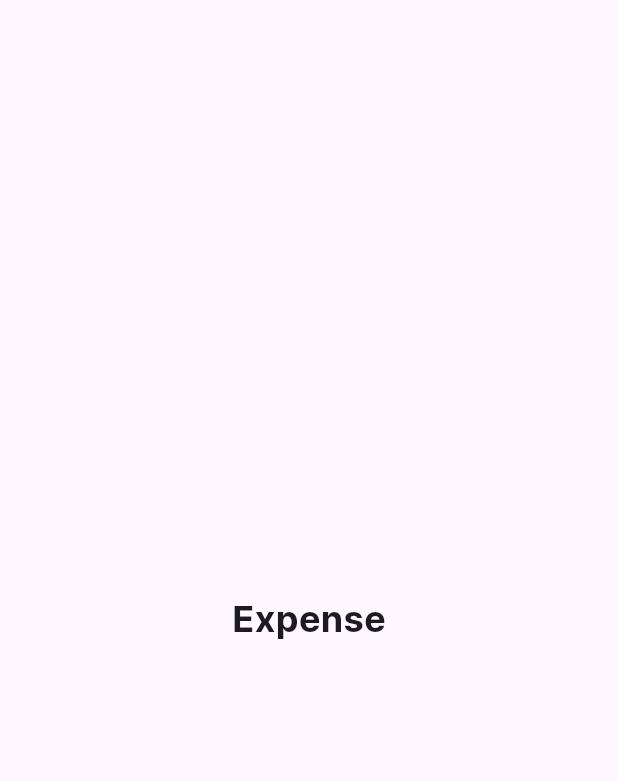
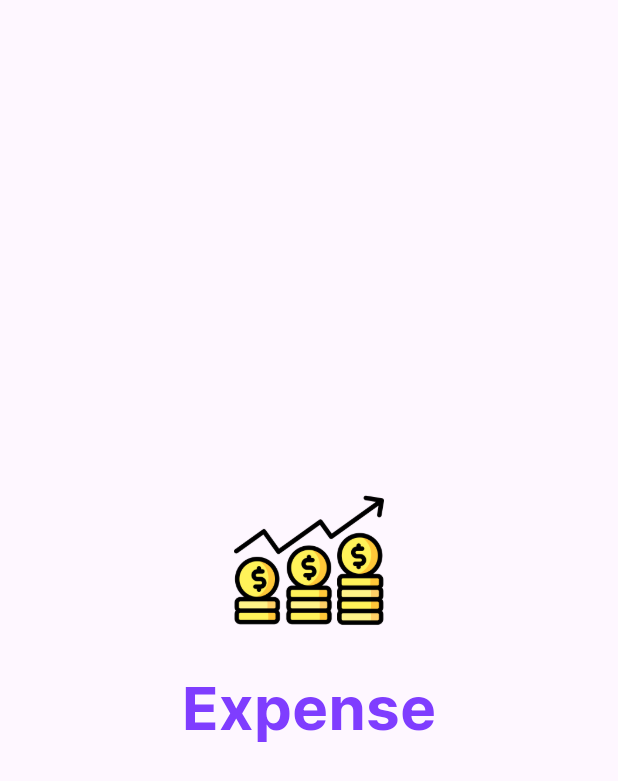
Before and after one commit to Sanjaya-Danushka/Expense, a Flutter app: the screen it shows after launch, on a phone screen of 412 x 824 dp. Shown: the top 781 px of the screen. Run offline on Flutter 3.47's test engine with Material 3 defaults, Android fonts, the light colour scheme and no system bars.

Commit message:
onboardng_page

```diff
--- /dev/null
+++ b/lib/constants/constants.dart
@@ -0,0 +1 @@
+const double kDefaultPadding = 15.0;
--- a/lib/main.dart
+++ b/lib/main.dart
@@ -1,4 +1,5 @@
 import 'package:flutter/material.dart';
+import 'package:projectzero/screens/onboarding_screens.dart';
 
 void main() {
   runApp(const MyApp());
@@ -13,14 +14,7 @@ class MyApp extends StatelessWidget {
       debugShowCheckedModeBanner: false,
       title: 'Expense',
       theme: ThemeData(fontFamily: 'Inter', primarySwatch: Colors.blue),
-      home: const Scaffold(
-        body: Center(
-          child: Text(
-            'Expense',
-            style: TextStyle(fontSize: 24, fontWeight: FontWeight.bold),
-          ),
-        ),
-      ),
+      home: const OnboardingScreens(),
     );
   }
 }
--- /dev/null
+++ b/lib/screens/onbarding/front_page.dart
@@ -0,0 +1,29 @@
+import 'package:flutter/material.dart';
+import 'package:projectzero/constants/colors.dart';
+
+class FrontPage extends StatelessWidget {
+  const FrontPage({super.key});
+
+  @override
+  Widget build(BuildContext context) {
+    return Column(
+      mainAxisAlignment: MainAxisAlignment.center,
+      children: [
+        //image
+        Image.asset('assets/images/logo.png', width: 100, fit: BoxFit.cover),
+        //title
+        SizedBox(height: 20),
+        Center(
+          child: Text(
+            'Expense',
+            style: TextStyle(
+              fontSize: 40,
+              fontWeight: FontWeight.bold,
+              color: kMainColor,
+            ),
+          ),
+        ),
+      ],
+    );
+  }
+}
--- /dev/null
+++ b/lib/screens/onboarding_screens.dart
@@ -0,0 +1,40 @@
+import 'package:flutter/material.dart';
+import 'package:projectzero/screens/onbarding/front_page.dart';
+
+class OnboardingScreens extends StatefulWidget {
+  const OnboardingScreens({super.key});
+
+  @override
+  State<OnboardingScreens> createState() => _OnboardingScreensState();
+}
+
+class _OnboardingScreensState extends State<OnboardingScreens> {
+  @override
+  Widget build(BuildContext context) {
+    return Scaffold(
+      body: Column(
+        //mainAxisAlignment: MainAxisAlignment.center,
+        children: [
+          Expanded(
+            child: Stack(
+              children: [
+                //onbarding screes
+                PageView(
+                  children: [
+                    FrontPage(),
+                    Container(color: Colors.red),
+                    Container(color: Colors.green),
+                    Container(color: Colors.blue),
+                    Container(color: Colors.yellow),
+                  ],
+                ),
+              ],
+            ),
+          ),
+
+          //bottom
+        ],
+      ),
+    );
+  }
+}
--- a/pubspec.yaml
+++ b/pubspec.yaml
@@ -58,9 +58,8 @@ flutter:
   uses-material-design: true
 
   # To add assets to your application, add an assets section, like this:
-  # assets:
-  #   - images/a_dot_burr.jpeg
-  #   - images/a_dot_ham.jpeg
+  assets:
+    - assets/images/
 
   # An image asset can refer to one or more resolution-specific "variants", see
   # https://flutter.dev/to/resolution-aware-images
```
Also changed, not shown: lib/constants/colors.dart (added, +12 -0 lines), lib/models/onboarding.dart (added, +11 -0 lines).
